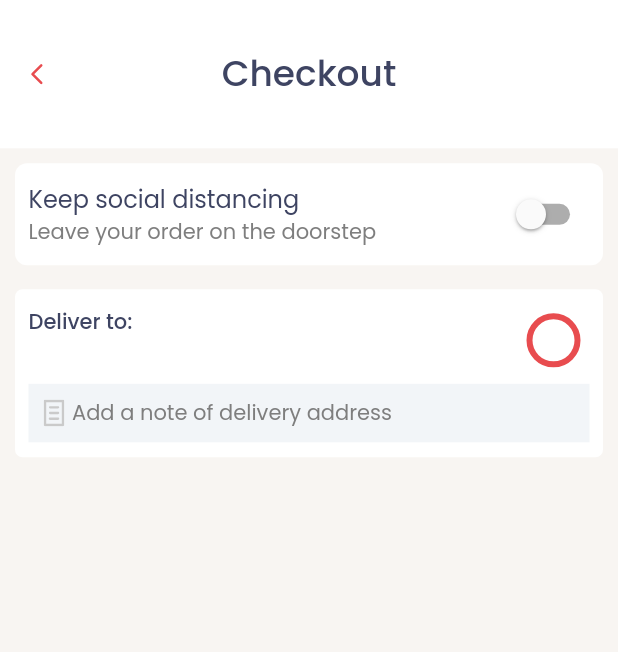
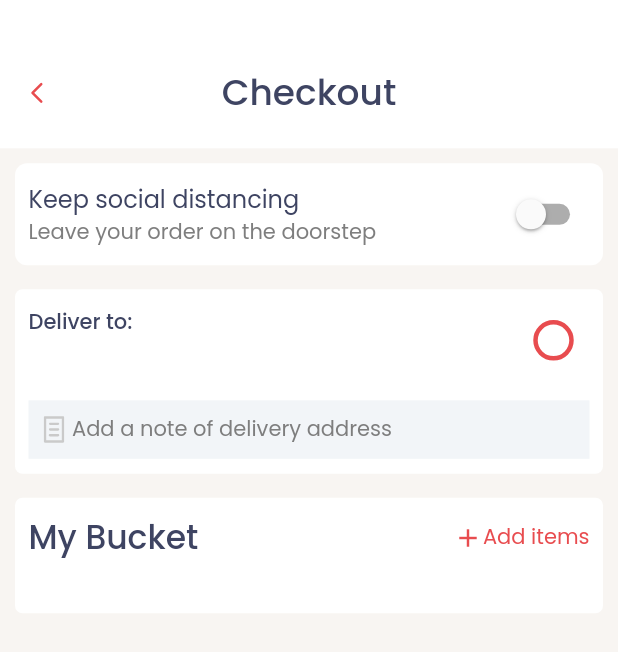
Before and after one commit to fiki2002/FOODIE, a Flutter app: the CheckOutScreen screen opened directly with empty values, on a phone screen of 412 x 824 dp. Shown: the top 652 px of the screen. Run offline on Flutter 3.47's test engine with Material 2 defaults, Android fonts, the phone set to English and light mode, and no system bars; our stand-ins replace flutter_svg, google_fonts; project files that could hold a hidden picture were left out.

Commit message:
Fixed the radio issue

```diff
--- a/lib/features/screens/checkout_screen.dart
+++ b/lib/features/screens/checkout_screen.dart
@@ -39,6 +39,10 @@ class _CheckOutScreenState extends State<CheckOutScreen> {
               decoration: const BoxDecoration(
                 color: ThemeClass.containerColor,
               ),
+              child: Padding(
+                padding: const EdgeInsets.only(
+                  top: 25,
+                ),
                 child: Row(
                   mainAxisAlignment: MainAxisAlignment.spaceBetween,
                   children: [
@@ -64,6 +68,7 @@ class _CheckOutScreenState extends State<CheckOutScreen> {
                       width: 20,
                     ),
                   ],
+                ),
               ),
             ),
             const SizedBox(
@@ -171,7 +176,7 @@ class _CheckOutScreenState extends State<CheckOutScreen> {
                         child: SizedBox(),
                       ),
                       Transform.scale(
-                        scale: 2,
+                        scale: 1.5,
                         child: Radio<String>(
                           value: 'PickUp',
                           fillColor: MaterialStateColor.resolveWith(
@@ -188,7 +193,9 @@ class _CheckOutScreenState extends State<CheckOutScreen> {
                       ),
                     ],
                   ),
-                  const SizedBox(height: 5),
+                  const SizedBox(
+                    height: 16,
+                  ),
                   Container(
                     padding: const EdgeInsets.symmetric(
                       horizontal: 10,
@@ -217,6 +224,57 @@ class _CheckOutScreenState extends State<CheckOutScreen> {
                 ],
               ),
             ),
+            const SizedBox(
+              height: 16,
+            ),
+            Container(
+              margin: const EdgeInsets.symmetric(
+                horizontal: 10,
+              ),
+              padding: const EdgeInsets.symmetric(
+                horizontal: 9,
+                vertical: 10,
+              ),
+              decoration: BoxDecoration(
+                color: ThemeClass.containerColor,
+                borderRadius: BorderRadius.circular(5),
+              ),
+              child: Column(
+                children: [
+                  Row(
+                    children: [
+                      Text(
+                        'My Bucket',
+                        style: GoogleFonts.poppins(
+                          color: ThemeClass.primaryColor,
+                          fontSize: 22,
+                          fontWeight: FontWeight.w500,
+                        ),
+                      ),
+                      const Expanded(
+                        child: SizedBox(),
+                      ),
+                      const Icon(
+                        Icons.add,
+                        color: ThemeClass.brandPrimary,
+                        size: 20,
+                      ),
+                      Text(
+                        'Add items',
+                        style: GoogleFonts.poppins(
+                          color: ThemeClass.brandPrimary,
+                          fontSize: 14,
+                          fontWeight: FontWeight.w400,
+                        ),
+                      ),
+                    ],
+                  ),
+                  const SizedBox(
+                    height: 24,
+                  ),
+                ],
+              ),
+            ),
           ],
         ),
       ),
```
Lines whose indentation alone changed are shown as unchanged.
